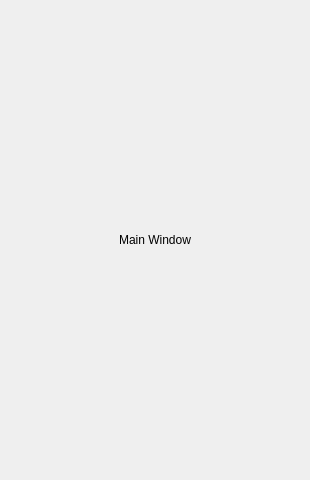
This is App/ProjectM/mainwindow.ui in yobson/Project-M as Qt 5 draws it before an edit. The edited form follows.
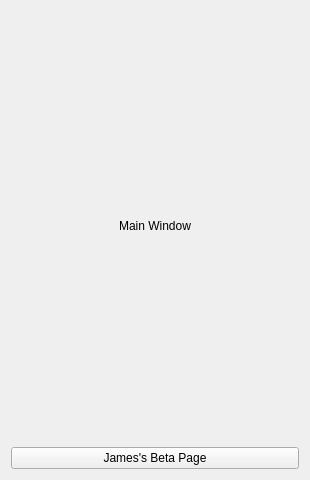
This is the edited form.

Commit message: Added test button to main window

Diff of the .ui file:
```diff
--- a/App/ProjectM/mainwindow.ui
+++ b/App/ProjectM/mainwindow.ui
@@ -25,6 +25,13 @@
       </property>
      </widget>
     </item>
+    <item>
+     <widget class="QPushButton" name="pushButton">
+      <property name="text">
+       <string>James's Beta Page</string>
+      </property>
+     </widget>
+    </item>
    </layout>
   </widget>
  </widget>
```
